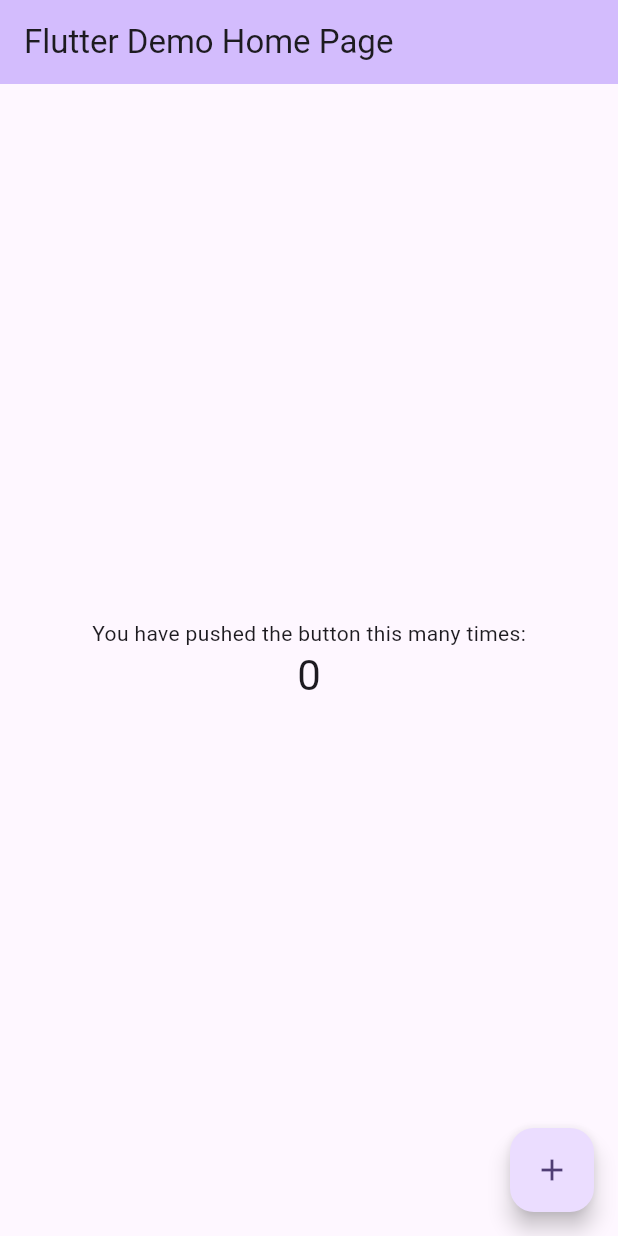
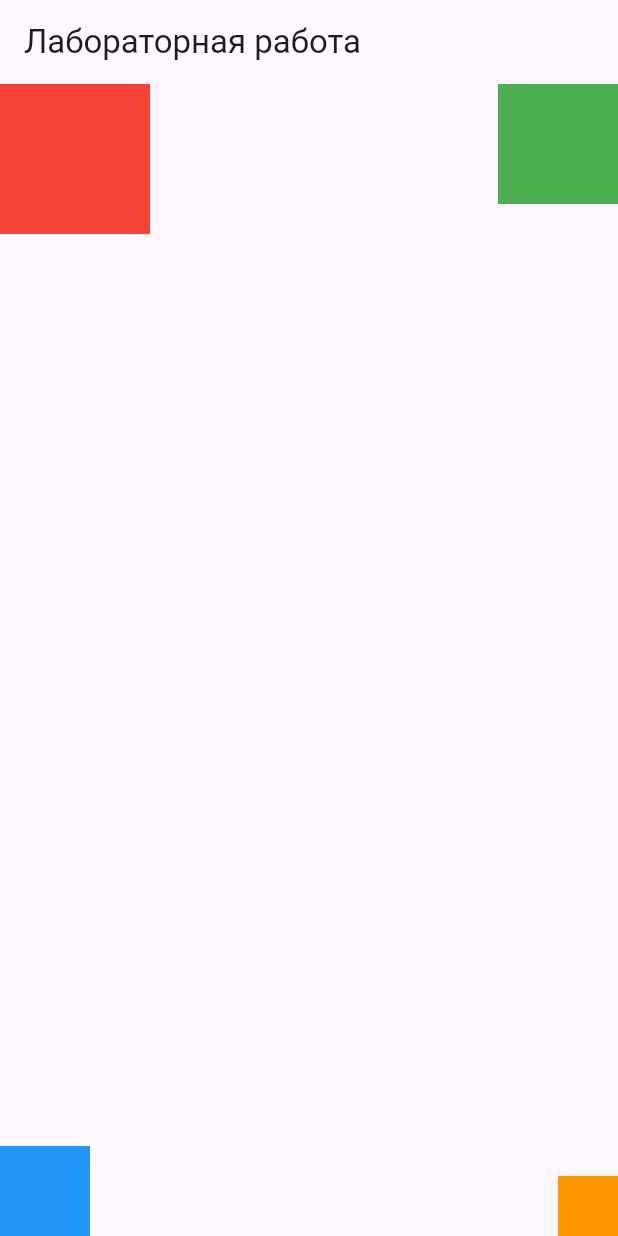
Before and after one commit to unknownDmitry/Study, a Flutter app: the screen it shows after launch, on a phone screen of 412 x 824 dp. Run offline on Flutter 3.47's test engine with Material 3 defaults, Android fonts, the light colour scheme and no system bars.

Commit message:
Update the second lab

```diff
--- a/MobileDev/second_lab/lib/main.dart
+++ b/MobileDev/second_lab/lib/main.dart
@@ -1,122 +1,43 @@
 import 'package:flutter/material.dart';
 
 void main() {
-  runApp(const MyApp());
+  runApp(MyApp());
 }
 
 class MyApp extends StatelessWidget {
-  const MyApp({super.key});
-
-  // This widget is the root of your application.
   @override
   Widget build(BuildContext context) {
     return MaterialApp(
-      title: 'Flutter Demo',
-      theme: ThemeData(
-        // This is the theme of your application.
-        //
-        // TRY THIS: Try running your application with "flutter run". You'll see
-        // the application has a purple toolbar. Then, without quitting the app,
-        // try changing the seedColor in the colorScheme below to Colors.green
-        // and then invoke "hot reload" (save your changes or press the "hot
-        // reload" button in a Flutter-supported IDE, or press "r" if you used
-        // the command line to start the app).
-        //
-        // Notice that the counter didn't reset back to zero; the application
-        // state is not lost during the reload. To reset the state, use hot
-        // restart instead.
-        //
-        // This works for code too, not just values: Most code changes can be
-        // tested with just a hot reload.
-        colorScheme: ColorScheme.fromSeed(seedColor: Colors.deepPurple),
+      home: Scaffold(
+        appBar: AppBar(title: Text("Лабораторная работа")),
+        body: MyHomePage(),
       ),
-      home: const MyHomePage(title: 'Flutter Demo Home Page'),
     );
   }
 }
 
-class MyHomePage extends StatefulWidget {
-  const MyHomePage({super.key, required this.title});
-
-  // This widget is the home page of your application. It is stateful, meaning
-  // that it has a State object (defined below) that contains fields that affect
-  // how it looks.
-
-  // This class is the configuration for the state. It holds the values (in this
-  // case the title) provided by the parent (in this case the App widget) and
-  // used by the build method of the State. Fields in a Widget subclass are
-  // always marked "final".
-
-  final String title;
-
-  @override
-  State<MyHomePage> createState() => _MyHomePageState();
-}
-
-class _MyHomePageState extends State<MyHomePage> {
-  int _counter = 0;
-
-  void _incrementCounter() {
-    setState(() {
-      // This call to setState tells the Flutter framework that something has
-      // changed in this State, which causes it to rerun the build method below
-      // so that the display can reflect the updated values. If we changed
-      // _counter without calling setState(), then the build method would not be
-      // called again, and so nothing would appear to happen.
-      _counter++;
-    });
-  }
-
+class MyHomePage extends StatelessWidget {
   @override
   Widget build(BuildContext context) {
-    // This method is rerun every time setState is called, for instance as done
-    // by the _incrementCounter method above.
-    //
-    // The Flutter framework has been optimized to make rerunning build methods
-    // fast, so that you can just rebuild anything that needs updating rather
-    // than having to individually change instances of widgets.
-    return Scaffold(
-      appBar: AppBar(
-        // TRY THIS: Try changing the color here to a specific color (to
-        // Colors.amber, perhaps?) and trigger a hot reload to see the AppBar
-        // change color while the other colors stay the same.
-        backgroundColor: Theme.of(context).colorScheme.inversePrimary,
-        // Here we take the value from the MyHomePage object that was created by
-        // the App.build method, and use it to set our appbar title.
-        title: Text(widget.title),
-      ),
-      body: Center(
-        // Center is a layout widget. It takes a single child and positions it
-        // in the middle of the parent.
-        child: Column(
-          // Column is also a layout widget. It takes a list of children and
-          // arranges them vertically. By default, it sizes itself to fit its
-          // children horizontally, and tries to be as tall as its parent.
-          //
-          // Column has various properties to control how it sizes itself and
-          // how it positions its children. Here we use mainAxisAlignment to
-          // center the children vertically; the main axis here is the vertical
-          // axis because Columns are vertical (the cross axis would be
-          // horizontal).
-          //
-          // TRY THIS: Invoke "debug painting" (choose the "Toggle Debug Paint"
-          // action in the IDE, or press "p" in the console), to see the
-          // wireframe for each widget.
-          mainAxisAlignment: MainAxisAlignment.center,
-          children: <Widget>[
-            const Text('You have pushed the button this many times:'),
-            Text(
-              '$_counter',
-              style: Theme.of(context).textTheme.headlineMedium,
-            ),
-          ],
+    return Stack(
+      children: [
+        Align(
+          alignment: Alignment.topLeft,
+          child: Container(color: Colors.red, width: 100, height: 100),
         ),
-      ),
-      floatingActionButton: FloatingActionButton(
-        onPressed: _incrementCounter,
-        tooltip: 'Increment',
-        child: const Icon(Icons.add),
-      ), // This trailing comma makes auto-formatting nicer for build methods.
+        Align(
+          alignment: Alignment.topRight,
+          child: Container(color: Colors.green, width: 80, height: 80),
+        ),
+        Align(
+          alignment: Alignment.bottomLeft,
+          child: Container(color: Colors.blue, width: 60, height: 60),
+        ),
+        Align(
+          alignment: Alignment.bottomRight,
+          child: Container(color: Colors.orange, width: 40, height: 40),
+        ),
+      ],
     );
   }
 }
```
Also changed, not shown: 2 other files.
